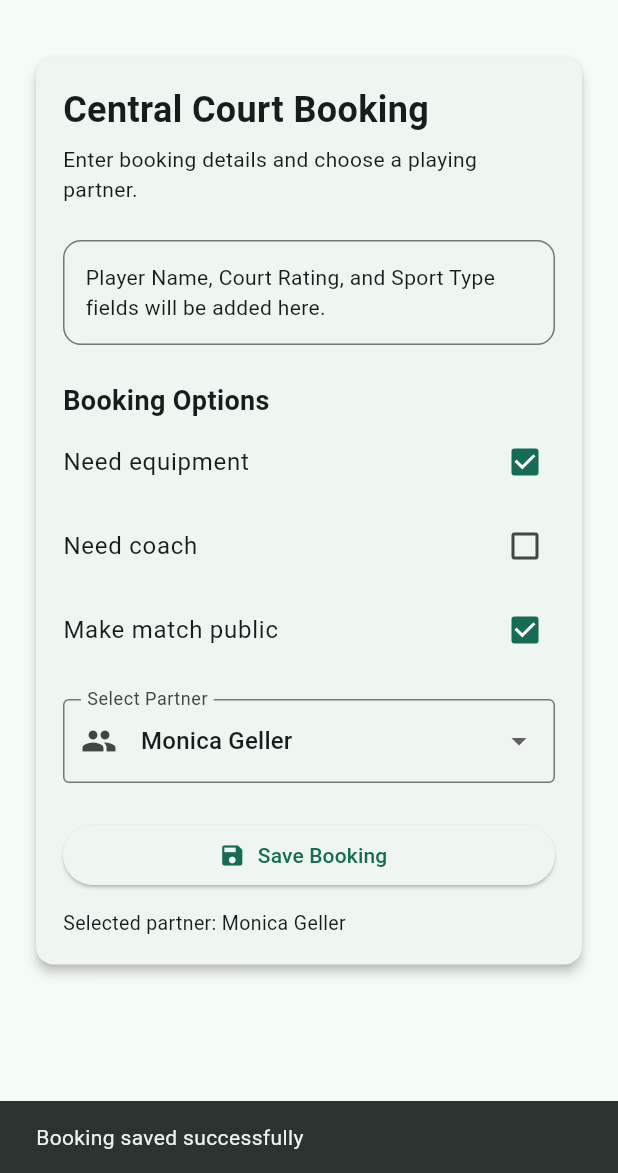
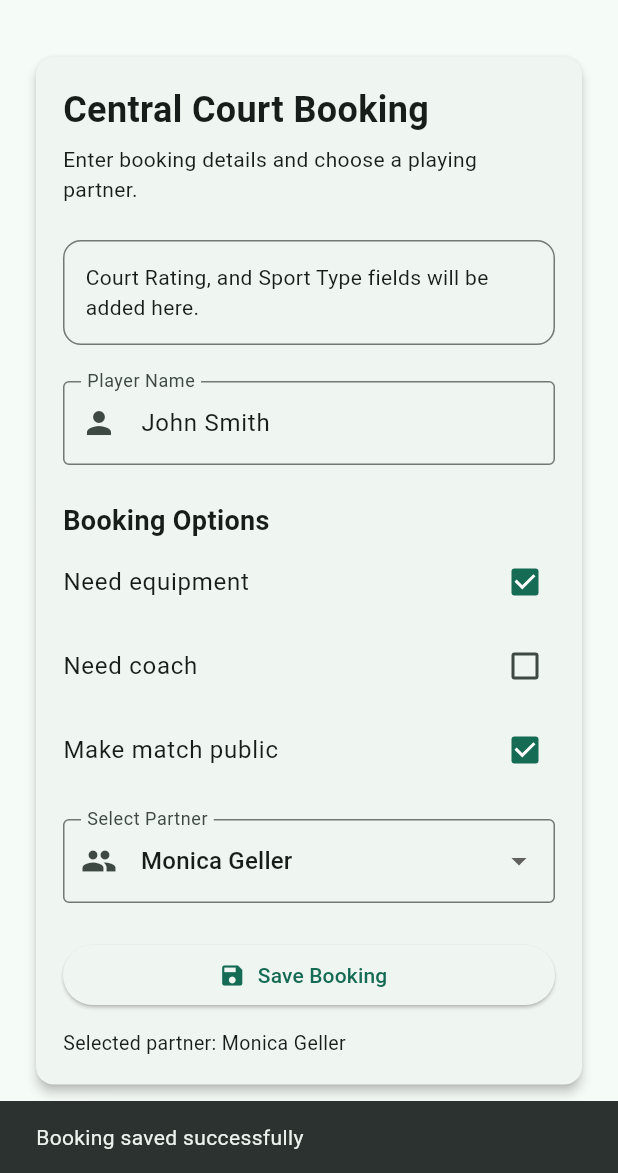
Before and after one commit to allurkarsneha/court-booking-form, a Flutter app: the screen it shows after launch, after a tap on "Save Booking", on a phone screen of 412 x 824 dp, the part 63-1236 px from its top. Run offline on Flutter 3.47's test engine with Material 3 defaults, Android fonts, the phone set to English and light mode, and no system bars.

Commit message:
added player name type box

```diff
--- a/lib/court_booking_form.dart
+++ b/lib/court_booking_form.dart
@@ -1,21 +1,13 @@
 import 'package:flutter/material.dart';
 
-enum CourtType {
-  tennis,
-  badminton,
-  pickleball,
-}
+enum CourtType { tennis, badminton, pickleball }
 
 class AppUser {
   final int id;
   final String firstName;
   final String lastName;
 
-  AppUser({
-    required this.id,
-    required this.firstName,
-    required this.lastName,
-  });
+  AppUser({required this.id, required this.firstName, required this.lastName});
 
   String get fullName => '$firstName $lastName';
 
@@ -40,6 +32,9 @@ class CourtBookingForm extends StatefulWidget {
 class _CourtBookingFormState extends State<CourtBookingForm> {
   final _formKey = GlobalKey<FormState>();
 
+  late TextEditingController _playerNameController;
+  late TextEditingController _courtRatingController;
+  late CourtType _selectedCourtType;
   late bool _needsEquipment;
   late bool _needsCoach;
   late bool _makePublic;
@@ -49,10 +44,41 @@ class _CourtBookingFormState extends State<CourtBookingForm> {
   void initState() {
     super.initState();
 
+    _playerNameController = TextEditingController(
+      text: widget.initialValues['playerName']?.toString() ?? '',
+    );
+
+    _courtRatingController = TextEditingController(
+      text: widget.initialValues['courtRating']?.toString() ?? '',
+    );
+
     _needsEquipment = widget.initialValues['needsEquipment'] as bool;
     _needsCoach = widget.initialValues['needsCoach'] as bool;
     _makePublic = widget.initialValues['makePublic'] as bool;
     _selectedPartner = widget.initialValues['partner'] as AppUser;
+  }
+
+  @override
+  void dispose() {
+    _playerNameController.dispose();
+    _courtRatingController.dispose();
+    super.dispose();
+  }
+
+  String? _validatePlayerName(String? value) {
+    if (value == null || value.trim().isEmpty) {
+      return 'Please enter a player name';
+    }
+
+    if (value.trim().length < 5) {
+      return 'Minimum 5 characters required';
+    }
+
+    if (value.trim().length > 20) {
+      return 'Maximum 20 characters allowed';
+    }
+
+    return null;
   }
 
   String? _validatePartner(AppUser? value) {
@@ -78,7 +104,7 @@ class _CourtBookingFormState extends State<CourtBookingForm> {
     }
 
     final Map<String, dynamic> bookingValues = {
-      'playerName': widget.initialValues['playerName'],
+      'playerName': _playerNameController.text.trim(),
       'courtRating': widget.initialValues['courtRating'],
       'courtType': widget.initialValues['courtType'],
       ...getBookingOptionsData(),
@@ -87,10 +113,21 @@ class _CourtBookingFormState extends State<CourtBookingForm> {
     debugPrint('Saved Court Booking:');
     debugPrint(bookingValues.toString());
 
-    ScaffoldMessenger.of(context).showSnackBar(
-      const SnackBar(
-        content: Text('Booking saved successfully'),
+    ScaffoldMessenger.of(
+      context,
+    ).showSnackBar(const SnackBar(content: Text('Booking saved successfully')));
+  }
+
+  Widget _buildPlayerNameField() {
+    return TextFormField(
+      controller: _playerNameController,
+      decoration: const InputDecoration(
+        labelText: 'Player Name',
+        hintText: 'Enter 5 to 20 characters',
+        border: OutlineInputBorder(),
+        prefixIcon: Icon(Icons.person),
       ),
+      validator: _validatePlayerName,
     );
   }
 
@@ -100,10 +137,7 @@ class _CourtBookingFormState extends State<CourtBookingForm> {
       children: [
         const Text(
           'Booking Options',
-          style: TextStyle(
-            fontSize: 18,
-            fontWeight: FontWeight.w600,
-          ),
+          style: TextStyle(fontSize: 18, fontWeight: FontWeight.w600),
         ),
 
         CheckboxListTile(
@@ -170,15 +204,10 @@ class _CourtBookingFormState extends State<CourtBookingForm> {
       width: double.infinity,
       padding: const EdgeInsets.all(14),
       decoration: BoxDecoration(
-        border: Border.all(
-          color: Theme.of(context).colorScheme.outline,
-        ),
+        border: Border.all(color: Theme.of(context).colorScheme.outline),
         borderRadius: BorderRadius.circular(12),
       ),
-      child: Text(
-        text,
-        style: const TextStyle(fontSize: 14),
-      ),
+      child: Text(text, style: const TextStyle(fontSize: 14)),
     );
   }
 
@@ -219,8 +248,12 @@ class _CourtBookingFormState extends State<CourtBookingForm> {
                     const SizedBox(height: 24),
 
                     _buildPlaceholder(
-                      'Player Name, Court Rating, and Sport Type fields will be added here.',
+                      'Court Rating, and Sport Type fields will be added here.',
                     ),
+
+                    const SizedBox(height: 24),
+
+                    _buildPlayerNameField(),
 
                     const SizedBox(height: 24),
 
--- a/lib/main.dart
+++ b/lib/main.dart
@@ -22,7 +22,7 @@ class MyApp extends StatelessWidget {
   ];
 
   static final Map<String, dynamic> initialBookingValues = {
-    'playerName': 'Allurkar Sneha',
+    'playerName': 'John Smith',
     'courtRating': 8.5,
     'courtType': CourtType.tennis,
     'needsEquipment': true,
@@ -37,15 +37,10 @@ class MyApp extends StatelessWidget {
       title: 'Court Booking Form',
       debugShowCheckedModeBanner: false,
       theme: ThemeData(
-        colorScheme: ColorScheme.fromSeed(
-          seedColor: const Color(0xFF1B5E4B),
-        ),
+        colorScheme: ColorScheme.fromSeed(seedColor: const Color(0xFF1B5E4B)),
         useMaterial3: true,
       ),
-      home: CourtBookingForm(
-        users: users,
-        initialValues: initialBookingValues,
-      ),
+      home: CourtBookingForm(users: users, initialValues: initialBookingValues),
     );
   }
 }
```
